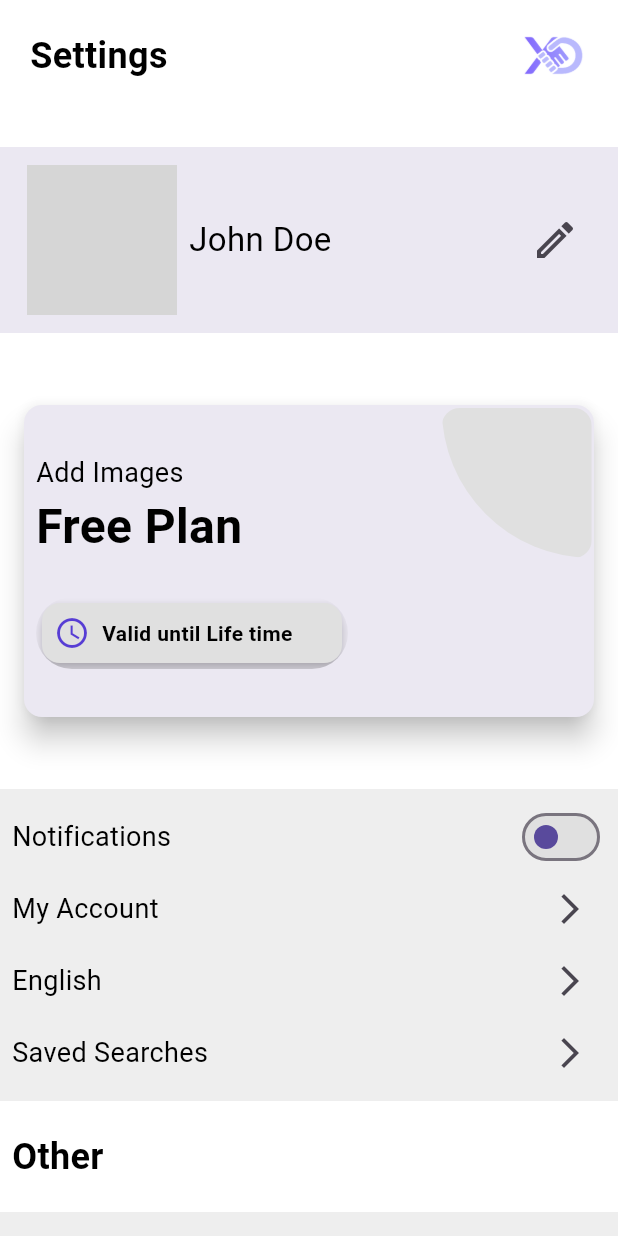
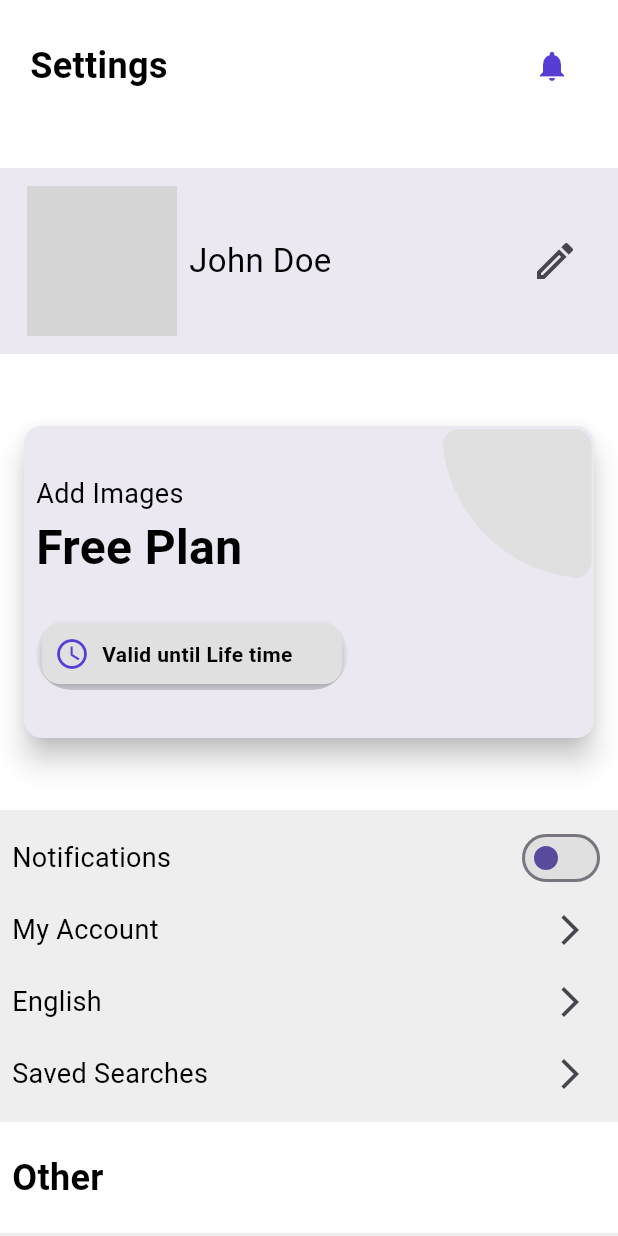
Before and after one commit to YahyaNashar22/xdeal, a Flutter app: the SettingsScreen screen opened directly, on a phone screen of 412 x 824 dp. Run offline on Flutter 3.47's test engine with Material 3 defaults, Android fonts, the phone set to English and light mode, and no system bars; our stand-ins replace flutter_dotenv, google_maps_flutter; missing offline and left inert: panorama_viewer; network calls fail; grey boxes are pictures that could not be loaded.

Commit message:
added built in notification modal

```diff
--- a/lib/widgets/custom_appbar.dart
+++ b/lib/widgets/custom_appbar.dart
@@ -1,4 +1,6 @@
 import 'package:flutter/material.dart';
+import 'package:xdeal/utils/app_colors.dart';
+import 'package:xdeal/widgets/notification_modal.dart';
 
 class CustomAppbar extends StatelessWidget {
   final String title;
@@ -15,7 +17,10 @@ class CustomAppbar extends StatelessWidget {
             title,
             style: TextStyle(fontWeight: FontWeight.bold, fontSize: 24),
           ),
-          Image.asset('assets/icons/logo_purple_large.png', width: 46),
+          IconButton(
+            onPressed: () => showNotificationModal(context),
+            icon: Icon(Icons.notifications, color: AppColors.primary),
+          ),
         ],
       ),
     );
--- a/lib/widgets/user_view_listing_modal.dart
+++ b/lib/widgets/user_view_listing_modal.dart
@@ -40,7 +40,7 @@ class _UserViewListingModalState extends State<UserViewListingModal> {
   Widget build(BuildContext context) {
     return Container(
       padding: const EdgeInsets.all(20),
-      height: 550,
+      height: 500,
       width: double.infinity,
       child: Column(
         mainAxisSize: MainAxisSize.max,
@@ -51,8 +51,9 @@ class _UserViewListingModalState extends State<UserViewListingModal> {
               _listing!['name'],
               style: TextStyle(
                 color: AppColors.primary,
-                fontSize: 32,
+                fontSize: 24,
                 fontWeight: FontWeight.bold,
+                overflow: TextOverflow.ellipsis,
               ),
             ),
           ),
```
Also changed, not shown: lib/widgets/notification_modal.dart (added, +19 -0 lines), lib/widgets/property_vehicle_toggle_appbar.dart (+6 -1 lines).
